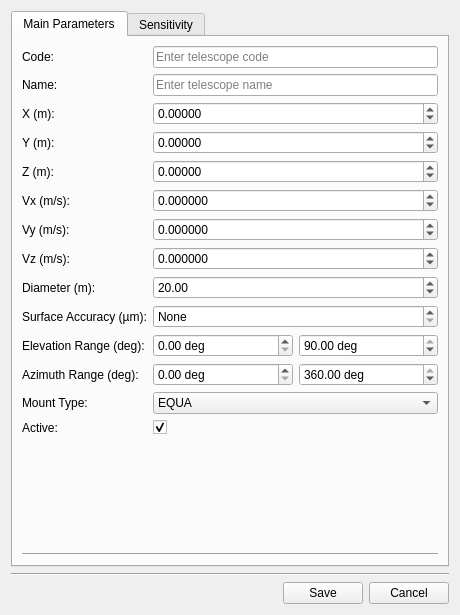
This is pastrocore/gui_pyside/dialog_editor_telescope.ui in Torward1024/pAstroCORE as Qt 5 draws it before an edit. The edited form follows.
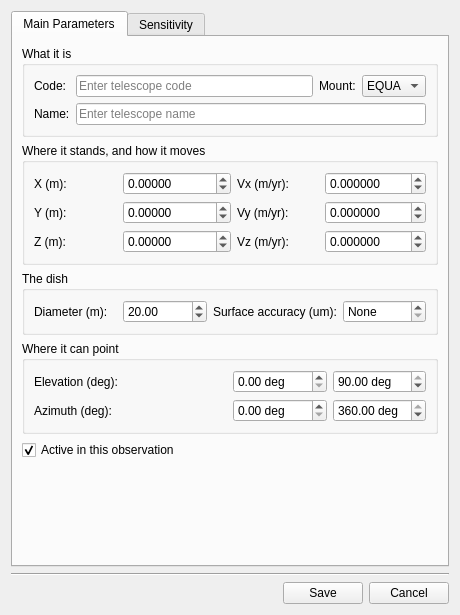
This is the edited form. Icons and pictures are not drawn.

Commit message: 21.09.2026 -- U1, part 4: the editors, and the column that hid its own heading.

Diff of the .ui file:
```diff
--- a/pastrocore/gui_pyside/dialog_editor_telescope.ui
+++ b/pastrocore/gui_pyside/dialog_editor_telescope.ui
@@ -39,16 +39,13 @@
       <attribute name="title">
        <string>Main Parameters</string>
       </attribute>
-      <layout class="QGridLayout" name="gridLayout">
-       <item row="1" column="0">
-        <widget class="Line" name="line_4">
-         <property name="orientation">
-          <enum>Qt::Orientation::Horizontal</enum>
+      <layout class="QVBoxLayout" name="mainParametersLayout">
+       <item>
+        <widget class="QGroupBox" name="groupIdentity">
+         <property name="title">
+          <string>What it is</string>
          </property>
-        </widget>
-       </item>
-       <item row="0" column="0">
-        <layout class="QFormLayout" name="formLayout">
+         <layout class="QGridLayout" name="gridIdentity">
          <item row="0" column="0">
           <widget class="QLabel" name="labelCode">
            <property name="text">
@@ -63,121 +60,158 @@
            </property>
           </widget>
          </item>
-         <item row="1" column="1">
+          <item row="0" column="2">
+           <widget class="QLabel" name="labelMountType">
+            <property name="text">
+             <string>Mount:</string>
+            </property>
+           </widget>
+          </item>
+          <item row="0" column="3">
+           <widget class="QComboBox" name="mountTypeCombo">
+            <item>
+             <property name="text">
+              <string>EQUA</string>
+             </property>
+            </item>
+            <item>
+             <property name="text">
+              <string>AZIM</string>
+             </property>
+            </item>
+           </widget>
+          </item>
+          <item row="1" column="0">
+           <widget class="QLabel" name="labelName">
+            <property name="text">
+             <string>Name:</string>
+            </property>
+           </widget>
+          </item>
+          <item row="1" column="1" colspan="3">
           <widget class="QLineEdit" name="nameEdit">
            <property name="placeholderText">
             <string>Enter telescope name</string>
            </property>
           </widget>
          </item>
-         <item row="2" column="0">
+         </layout>
+        </widget>
+       </item>
+       <item>
+        <widget class="QGroupBox" name="groupPosition">
+         <property name="title">
+          <string>Where it stands, and how it moves</string>
+         </property>
+         <layout class="QGridLayout" name="gridPosition">
+          <item row="0" column="0">
           <widget class="QLabel" name="labelX">
            <property name="text">
             <string>X (m):</string>
            </property>
           </widget>
          </item>
-         <item row="2" column="1">
+          <item row="0" column="1">
           <widget class="QDoubleSpinBox" name="xEdit">
            <property name="decimals">
             <number>5</number>
            </property>
            <property name="minimum">
-            <double>-10000000.000000000000000</double>
+             <double>-100000000.000000000000000</double>
            </property>
            <property name="maximum">
-            <double>10000000.000000000000000</double>
+             <double>100000000.000000000000000</double>
            </property>
           </widget>
          </item>
-         <item row="3" column="0">
+          <item row="0" column="2">
+           <widget class="QLabel" name="labelVx">
+            <property name="text">
+             <string>Vx (m/yr):</string>
+            </property>
+           </widget>
+          </item>
+          <item row="0" column="3">
+           <widget class="QDoubleSpinBox" name="vxEdit">
+            <property name="decimals">
+             <number>6</number>
+            </property>
+            <property name="minimum">
+             <double>-1000.000000000000000</double>
+            </property>
+            <property name="maximum">
+             <double>1000.000000000000000</double>
+            </property>
+           </widget>
+          </item>
+          <item row="1" column="0">
           <widget class="QLabel" name="labelY">
            <property name="text">
             <string>Y (m):</string>
            </property>
           </widget>
          </item>
-         <item row="3" column="1">
+          <item row="1" column="1">
           <widget class="QDoubleSpinBox" name="yEdit">
            <property name="decimals">
             <number>5</number>
            </property>
            <property name="minimum">
-            <double>-10000000.000000000000000</double>
+             <double>-100000000.000000000000000</double>
            </property>
            <property name="maximum">
-            <double>10000000.000000000000000</double>
+             <double>100000000.000000000000000</double>
            </property>
           </widget>
          </item>
-         <item row="4" column="0">
+          <item row="1" column="2">
+           <widget class="QLabel" name="labelVy">
+            <property name="text">
+             <string>Vy (m/yr):</string>
+            </property>
+           </widget>
+          </item>
+          <item row="1" column="3">
+           <widget class="QDoubleSpinBox" name="vyEdit">
+            <property name="decimals">
+             <number>6</number>
+            </property>
+            <property name="minimum">
+             <double>-1000.000000000000000</double>
+            </property>
+            <property name="maximum">
+             <double>1000.000000000000000</double>
+            </property>
+           </widget>
+          </item>
+          <item row="2" column="0">
           <widget class="QLabel" name="labelZ">
            <property name="text">
             <string>Z (m):</string>
            </property>
           </widget>
          </item>
-         <item row="4" column="1">
+          <item row="2" column="1">
           <widget class="QDoubleSpinBox" name="zEdit">
            <property name="decimals">
             <number>5</number>
            </property>
            <property name="minimum">
-            <double>-10000000.000000000000000</double>
+             <double>-100000000.000000000000000</double>
            </property>
            <property name="maximum">
-            <double>10000000.000000000000000</double>
+             <double>100000000.000000000000000</double>
            </property>
           </widget>
          </item>
-         <item row="5" column="0">
-          <widget class="QLabel" name="labelVx">
-           <property name="text">
-            <string>Vx (m/s):</string>
-           </property>
-          </widget>
-         </item>
-         <item row="5" column="1">
-          <widget class="QDoubleSpinBox" name="vxEdit">
-           <property name="decimals">
-            <number>6</number>
-           </property>
-           <property name="minimum">
-            <double>-1000.000000000000000</double>
-           </property>
-           <property name="maximum">
-            <double>1000.000000000000000</double>
-           </property>
-          </widget>
-         </item>
-         <item row="6" column="0">
-          <widget class="QLabel" name="labelVy">
-           <property name="text">
-            <string>Vy (m/s):</string>
-           </property>
-          </widget>
-         </item>
-         <item row="6" column="1">
-          <widget class="QDoubleSpinBox" name="vyEdit">
-           <property name="decimals">
-            <number>6</number>
-           </property>
-           <property name="minimum">
-            <double>-1000.000000000000000</double>
-           </property>
-           <property name="maximum">
-            <double>1000.000000000000000</double>
-           </property>
-          </widget>
-         </item>
-         <item row="7" column="0">
+          <item row="2" column="2">
           <widget class="QLabel" name="labelVz">
            <property name="text">
-            <string>Vz (m/s):</string>
+             <string>Vz (m/yr):</string>
            </property>
           </widget>
          </item>
-         <item row="7" column="1">
+          <item row="2" column="3">
           <widget class="QDoubleSpinBox" name="vzEdit">
            <property name="decimals">
             <number>6</number>
@@ -190,20 +224,29 @@
            </property>
           </widget>
          </item>
-         <item row="8" column="0">
+         </layout>
+        </widget>
+       </item>
+       <item>
+        <widget class="QGroupBox" name="groupDish">
+         <property name="title">
+          <string>The dish</string>
+         </property>
+         <layout class="QGridLayout" name="gridDish">
+          <item row="0" column="0">
           <widget class="QLabel" name="labelDiameter">
            <property name="text">
             <string>Diameter (m):</string>
            </property>
           </widget>
          </item>
-         <item row="8" column="1">
+          <item row="0" column="1">
           <widget class="QDoubleSpinBox" name="diameterEdit">
            <property name="decimals">
             <number>2</number>
            </property>
            <property name="minimum">
-            <double>1.000000000000000</double>
+             <double>0.010000000000000</double>
            </property>
            <property name="maximum">
             <double>1000.000000000000000</double>
@@ -213,14 +256,14 @@
            </property>
           </widget>
          </item>
-         <item row="9" column="0">
+          <item row="0" column="2">
           <widget class="QLabel" name="labelSurfaceAccuracy">
            <property name="text">
-            <string>Surface Accuracy (µm):</string>
+             <string>Surface accuracy (um):</string>
            </property>
           </widget>
          </item>
-         <item row="9" column="1">
+          <item row="0" column="3">
           <widget class="QDoubleSpinBox" name="surfaceAccuracyEdit">
            <property name="specialValueText">
             <string>None</string>
@@ -236,14 +279,23 @@
            </property>
           </widget>
          </item>
-         <item row="10" column="0">
+         </layout>
+        </widget>
+       </item>
+       <item>
+        <widget class="QGroupBox" name="groupPointing">
+         <property name="title">
+          <string>Where it can point</string>
+         </property>
+         <layout class="QGridLayout" name="gridPointing">
+          <item row="0" column="0">
           <widget class="QLabel" name="labelElevationRange">
            <property name="text">
-            <string>Elevation Range (deg):</string>
+             <string>Elevation (deg):</string>
            </property>
           </widget>
          </item>
-         <item row="10" column="1">
+          <item row="0" column="1">
           <layout class="QHBoxLayout" name="elevationRangeLayout">
            <item>
             <widget class="QDoubleSpinBox" name="elevationMinEdit">
@@ -282,14 +334,14 @@
            </item>
           </layout>
          </item>
-         <item row="11" column="0">
+          <item row="1" column="0">
           <widget class="QLabel" name="labelAzimuthRange">
            <property name="text">
-            <string>Azimuth Range (deg):</string>
+             <string>Azimuth (deg):</string>
            </property>
           </widget>
          </item>
-         <item row="11" column="1">
+          <item row="1" column="1">
           <layout class="QHBoxLayout" name="azimuthRangeLayout">
            <item>
             <widget class="QDoubleSpinBox" name="azimuthMinEdit">
@@ -328,49 +380,31 @@
            </item>
           </layout>
          </item>
-         <item row="12" column="0">
-          <widget class="QLabel" name="labelMountType">
-           <property name="text">
-            <string>Mount Type:</string>
-           </property>
-          </widget>
-         </item>
-         <item row="12" column="1">
-          <widget class="QComboBox" name="mountTypeCombo">
+         </layout>
+        </widget>
+       </item>
            <item>
-            <property name="text">
-             <string>EQUA</string>
-            </property>
-           </item>
-           <item>
-            <property name="text">
-             <string>AZIM</string>
-            </property>
-           </item>
-          </widget>
-         </item>
-         <item row="13" column="0">
-          <widget class="QLabel" name="labelIsActive">
-           <property name="text">
-            <string>Active:</string>
-           </property>
-          </widget>
-         </item>
-         <item row="13" column="1">
           <widget class="QCheckBox" name="isActiveCheckBox">
+         <property name="text">
+          <string>Active in this observation</string>
+         </property>
            <property name="checked">
             <bool>true</bool>
            </property>
           </widget>
          </item>
-         <item row="1" column="0">
-          <widget class="QLabel" name="labelName">
-           <property name="text">
-            <string>Name:</string>
-           </property>
-          </widget>
-         </item>
-        </layout>
+       <item>
+        <spacer name="mainParametersSpacer">
+         <property name="orientation">
+          <enum>Qt::Orientation::Vertical</enum>
+         </property>
+         <property name="sizeHint" stdset="0">
+          <size>
+           <width>20</width>
+           <height>10</height>
+          </size>
+         </property>
+        </spacer>
        </item>
       </layout>
      </widget>
```
Left out of the diff: 6 changed lines with no effect on the pictures. Lines whose indentation alone changed are shown as unchanged. The commit also changes 32 other files.
